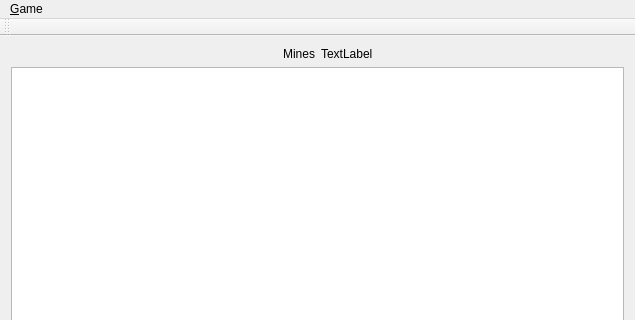
Qt form MainWindow.ui (UrFU-Programming/Miner) before a commit; both pictures show x 0 to 635 and y 0 to 320 of the 635 by 618 pixel window.
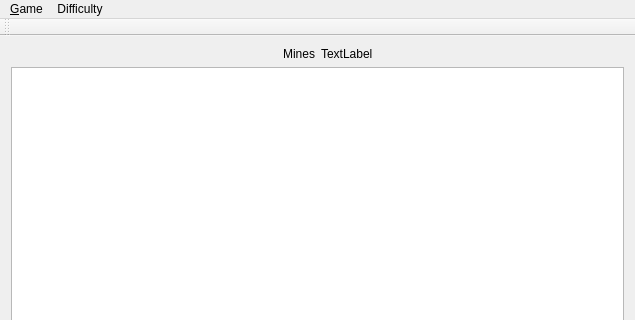
The same form after that commit.

Commit message: MainWindow: Add difficulty menu and actions

Patch:
```diff
--- a/MainWindow.ui
+++ b/MainWindow.ui
@@ -53,7 +53,16 @@
     <addaction name="action_NewGame"/>
     <addaction name="actionExit"/>
    </widget>
+   <widget class="QMenu" name="menuDifficulty">
+    <property name="title">
+     <string>Difficulty</string>
+    </property>
+    <addaction name="actionDifficultyNovice"/>
+    <addaction name="actionDifficultyIntermediate"/>
+    <addaction name="actionDifficultyExpert"/>
+   </widget>
    <addaction name="menu_Game"/>
+   <addaction name="menuDifficulty"/>
   </widget>
   <widget class="QToolBar" name="mainToolBar">
    <attribute name="toolBarArea">
```
Left out of the diff: 15 changed lines with no effect on the pictures.
